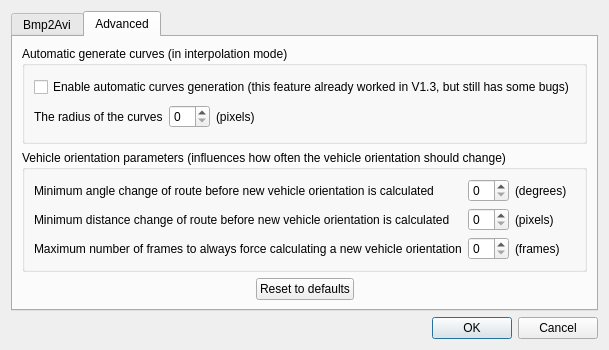
Before: the Qt Designer form src/settings.ui in michjans/routegen, drawn with Qt 5.
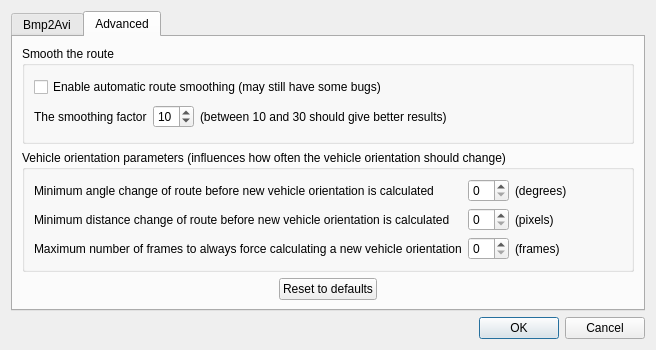
After: the same form once the commit is applied. The open tabs and pages were chosen to show the change.

Commit message: Add possibility to Smooth the route

Diff of the .ui file:
```diff
--- a/src/settings.ui
+++ b/src/settings.ui
@@ -1,11 +1,11 @@
 <ui version="4.0" >
  <class>Dialog</class>
- <widget class="QDialog" name="Dialog" >
-  <property name="geometry" >
+ <widget class="QDialog" name="Dialog">
+  <property name="geometry">
    <rect>
     <x>0</x>
     <y>0</y>
-    <width>558</width>
+    <width>656</width>
     <height>350</height>
    </rect>
   </property>
@@ -161,11 +161,11 @@
       <attribute name="toolTip" >
        <string>Change advanced settings</string>
       </attribute>
-      <layout class="QGridLayout" >
-       <item row="0" column="0" colspan="3" >
-        <widget class="QGroupBox" name="groupBox" >
-         <property name="title" >
-          <string>Automatic generate curves (in interpolation mode)</string>
+      <layout class="QGridLayout">
+       <item row="0" column="0" colspan="3">
+        <widget class="QGroupBox" name="groupBox">
+         <property name="title">
+          <string>Smooth the route</string>
          </property>
          <layout class="QGridLayout" >
           <item row="0" column="0" colspan="4" >
@@ -173,25 +173,32 @@
             <property name="toolTip" >
              <string/>
             </property>
-            <property name="text" >
-             <string>Enable automatic curves generation (this feature already worked in V1.3, but still has some bugs)</string>
+            <property name="text">
+             <string>Enable automatic route smoothing (may still have some bugs)</string>
             </property>
            </widget>
           </item>
-          <item row="1" column="0" >
-           <widget class="QLabel" name="label_10" >
-            <property name="text" >
-             <string>The radius of the curves</string>
+          <item row="1" column="0">
+           <widget class="QLabel" name="label_10">
+            <property name="text">
+             <string>The smoothing factor</string>
             </property>
            </widget>
           </item>
-          <item row="1" column="1" >
-           <widget class="QSpinBox" name="mCurveRadiusSB" />
+          <item row="1" column="1">
+           <widget class="QSpinBox" name="mCurveRadiusSB">
+            <property name="minimum">
+             <number>2</number>
+            </property>
+            <property name="value">
+             <number>10</number>
+            </property>
+           </widget>
           </item>
-          <item row="1" column="2" >
-           <widget class="QLabel" name="label_11" >
-            <property name="text" >
-             <string>(pixels)</string>
+          <item row="1" column="2">
+           <widget class="QLabel" name="label_11">
+            <property name="text">
+             <string>(between 10 and 30 should give better results)</string>
             </property>
            </widget>
           </item>
@@ -341,8 +348,8 @@
      <property name="orientation" >
       <enum>Qt::Horizontal</enum>
      </property>
-     <property name="standardButtons" >
-      <set>QDialogButtonBox::Cancel|QDialogButtonBox::NoButton|QDialogButtonBox::Ok</set>
+     <property name="standardButtons">
+      <set>QDialogButtonBox::Cancel|QDialogButtonBox::Ok</set>
      </property>
     </widget>
    </item>
```
Left out of the diff: 236 changed lines with no effect on the pictures. The commit also changes 8 other files.
